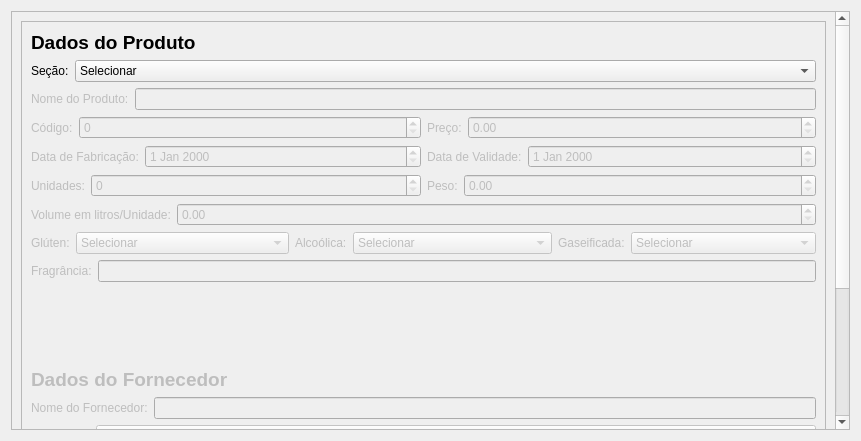
Above: Projeto 3/Teste_Luiz/ProjetoCont/cadastro.ui from Rodrigo-P-Nascimento/Qt-DRUD before the change. Below: the same form after it.
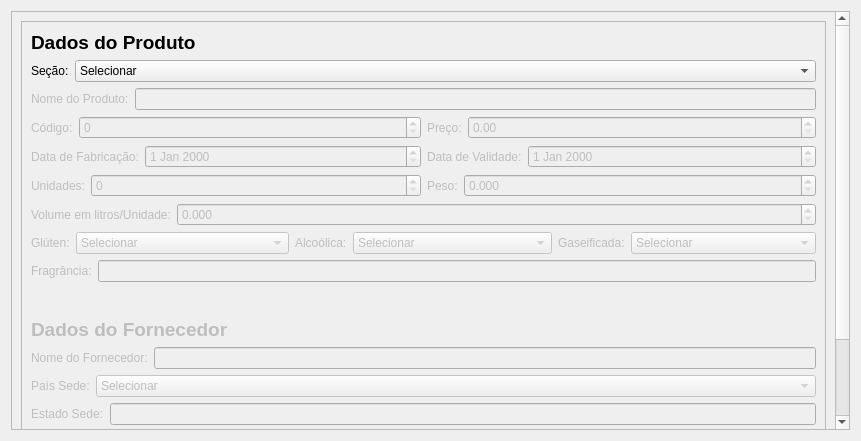
That is the form after the change.

The edit to the form file:
```diff
--- a/Projeto 3/Teste_Luiz/ProjetoCont/cadastro.ui
+++ b/Projeto 3/Teste_Luiz/ProjetoCont/cadastro.ui
@@ -25,7 +25,7 @@
         <x>0</x>
         <y>0</y>
         <width>824</width>
-        <height>618</height>
+        <height>518</height>
        </rect>
       </property>
       <layout class="QHBoxLayout" name="horizontalLayout_6">
@@ -34,7 +34,7 @@
          <property name="minimumSize">
           <size>
            <width>800</width>
-           <height>600</height>
+           <height>500</height>
           </size>
          </property>
          <property name="widgetResizable">
@@ -46,7 +46,7 @@
             <x>0</x>
             <y>0</y>
             <width>804</width>
-            <height>598</height>
+            <height>498</height>
            </rect>
           </property>
           <layout class="QVBoxLayout" name="verticalLayout_2">
@@ -270,6 +270,9 @@
                    <property name="enabled">
                     <bool>false</bool>
                    </property>
+                   <property name="decimals">
+                    <number>3</number>
+                   </property>
                   </widget>
                  </item>
                 </layout>
@@ -294,7 +297,7 @@
                   <bool>false</bool>
                  </property>
                  <property name="decimals">
-                  <number>2</number>
+                  <number>3</number>
                  </property>
                  <property name="maximum">
                   <double>999.000000000000000</double>
```
